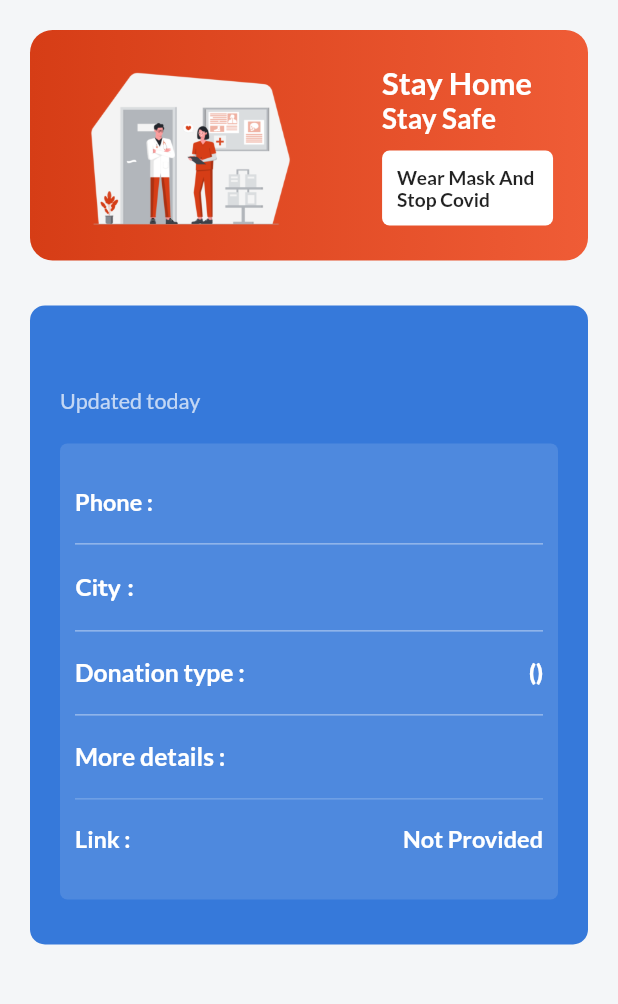
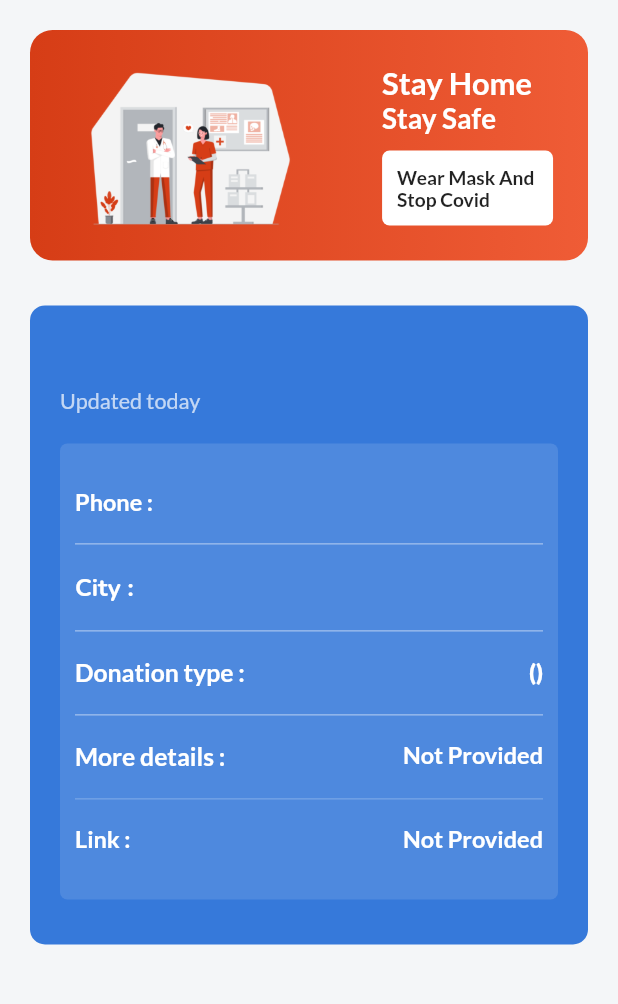
Before and after one commit to Ujjwal-here/Covid-help, a Flutter app: the Details screen opened directly with empty values, on a phone screen of 412 x 824 dp, the part 84-1088 px from its top. Run offline on Flutter 3.47's test engine with Material 2 defaults, Android fonts, the phone set to English and light mode, and no system bars; our stand-ins replace cloud_firestore, csc_picker, equatable, firebase_auth, firebase_core, get and 2 more; missing offline and left inert: enum_to_string; accounts and stored records are empty.

Commit message:
details page minor changes

```diff
--- a/lib/screens/details.dart
+++ b/lib/screens/details.dart
@@ -277,7 +277,7 @@ class Details extends StatelessWidget {
                               ),
                               Flexible(
                                 child: Text(
-                                  moreDetail == null
+                                  moreDetail == ""
                                       ? "Not Provided"
                                       : moreDetail,
                                   style: GoogleFonts.lato(
@@ -308,7 +308,7 @@ class Details extends StatelessWidget {
                               ),
                               Flexible(
                                 child: Text(
-                                  link == null ? "Not Provided" : link,
+                                  link == "" ? "Not Provided" : link,
                                   style: GoogleFonts.lato(
                                     fontSize:
                                         SizeConfig.safeBlockHorizontal * 3.8,
```
